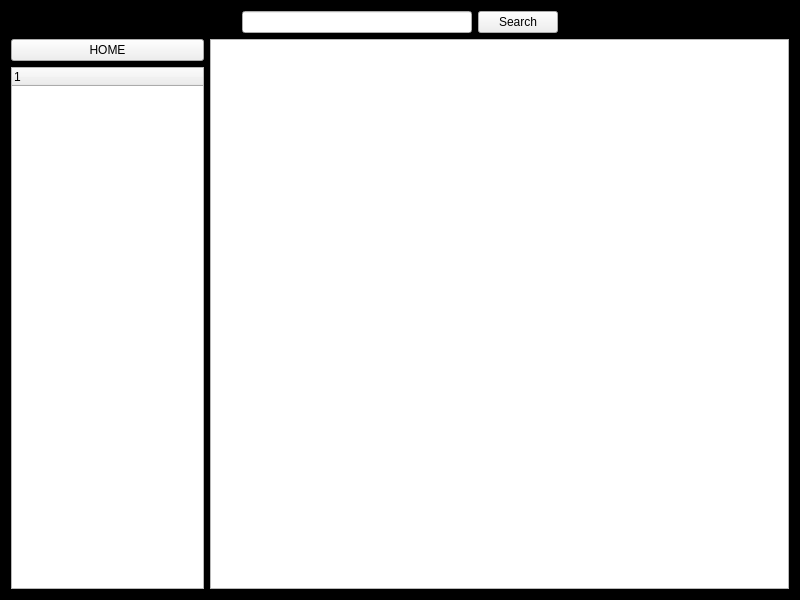
This is src/document.ui in openeuler-mirror/kiran-manual as Qt 5 draws it before an edit. The edited form follows.
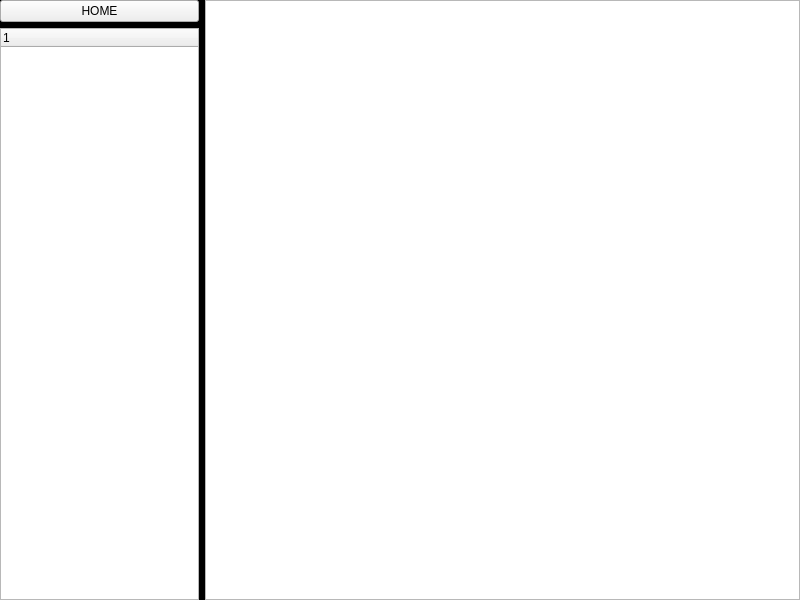
This is the edited form.

```diff
--- a/src/document.ui
+++ b/src/document.ui
@@ -17,45 +17,20 @@
    <string notr="true">QWidget#Document { background-color: rgb(0, 0, 0);}</string>
   </property>
   <layout class="QVBoxLayout" name="verticalLayout_3">
+   <property name="leftMargin">
+    <number>0</number>
+   </property>
+   <property name="topMargin">
+    <number>0</number>
+   </property>
+   <property name="rightMargin">
+    <number>0</number>
+   </property>
+   <property name="bottomMargin">
+    <number>0</number>
+   </property>
    <item>
-    <layout class="QHBoxLayout" name="horizontalLayoutUp">
-     <item>
-      <spacer name="horizontalSpacer">
-       <property name="orientation">
-        <enum>Qt::Horizontal</enum>
-       </property>
-       <property name="sizeHint" stdset="0">
-        <size>
-         <width>40</width>
-         <height>20</height>
-        </size>
-       </property>
-      </spacer>
-     </item>
-     <item>
-      <widget class="QLineEdit" name="lineEditKeyword"/>
-     </item>
-     <item>
-      <widget class="QPushButton" name="pushButtonSearch">
-       <property name="text">
-        <string>Search</string>
-       </property>
-      </widget>
-     </item>
-     <item>
-      <spacer name="horizontalSpacer_2">
-       <property name="orientation">
-        <enum>Qt::Horizontal</enum>
-       </property>
-       <property name="sizeHint" stdset="0">
-        <size>
-         <width>40</width>
-         <height>20</height>
-        </size>
-       </property>
-      </spacer>
-     </item>
-    </layout>
+    <layout class="QHBoxLayout" name="horizontalLayoutUp"/>
    </item>
    <item>
     <layout class="QHBoxLayout" name="horizontalLayoutDown" stretch="1,3">
```
